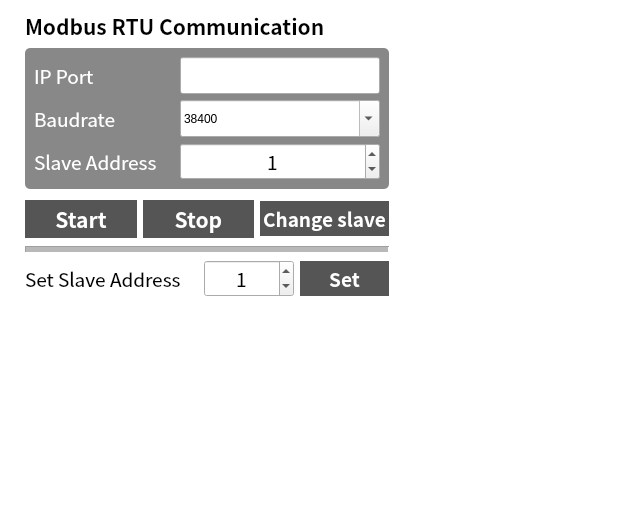
Before: the Qt Designer form datc_control/ui/modbus_form.ui in PlanA2G/datc_user_interface_ros2, drawn with Qt 5.
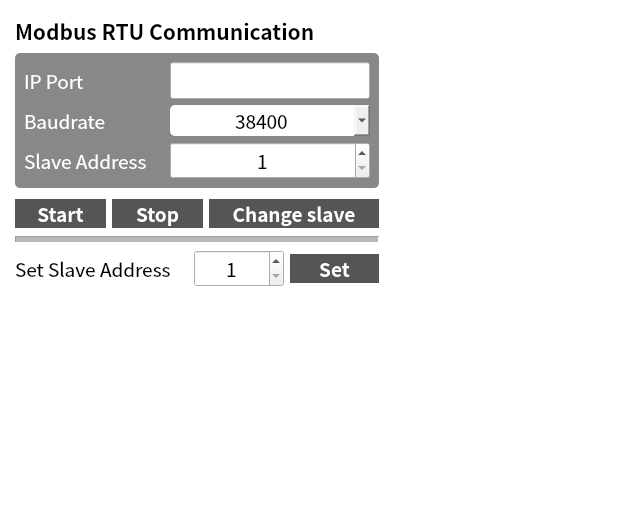
After: the same form once the commit is applied.

Patch:
```diff
--- a/datc_control/ui/modbus_form.ui
+++ b/datc_control/ui/modbus_form.ui
@@ -18,6 +18,11 @@
 	background-color:#FFFFFF;
 }
 
+#comboBox_baudrate {
+	padding-left: 65px;
+	border-radius:5px;
+}
+
 #line{
 	color:#555555;
 }
@@ -39,14 +44,10 @@
 	color:#FFFFFF;
 }
 
-#comboBox_baudrate{
-	text-align:center;
-}
-
 #pushButton_modbus_start{
 	background-color:#555555;
 	color:#FFFFFF;
-	padding:3px;
+
 	border-top-left-radius:20px;
 	border-bottom-left-radius:20px;
 }
@@ -54,7 +55,6 @@
 #pushButton_modbus_stop{
 	background-color:#555555;
 	color:#FFFFFF;
-	padding:3px;
 	border-top-right-radius:20px;
 	border-bottom-right-radius:20px;
 }
@@ -62,14 +62,12 @@
 #pushButton_modbus_slave_change{
 	background-color:#555555;
 	color:#FFFFFF;
-	padding:3px;
 	border-radius:20px
 }
 
 #pushButton_modbus_set_slave_addr{
 	background-color:#555555;
 	color:#FFFFFF;
-	padding:3px;
 	border-top-right-radius:20px;
 	border-bottom-right-radius:20px;
 }
@@ -78,10 +76,10 @@
   </property>
   <layout class="QGridLayout" name="gridLayout">
    <property name="leftMargin">
-    <number>25</number>
+    <number>15</number>
    </property>
    <property name="topMargin">
-    <number>10</number>
+    <number>15</number>
    </property>
    <item row="0" column="0">
     <layout class="QVBoxLayout" name="verticalLayout">
@@ -179,7 +177,7 @@
            <string notr="true"/>
           </property>
           <property name="editable">
-           <bool>true</bool>
+           <bool>false</bool>
           </property>
           <property name="currentText">
            <string>38400</string>
@@ -240,6 +238,9 @@
           <property name="alignment">
            <set>Qt::AlignCenter</set>
           </property>
+          <property name="minimum">
+           <number>1</number>
+          </property>
           <property name="value">
            <number>1</number>
           </property>
@@ -470,7 +471,7 @@
          <property name="font">
           <font>
            <family>Noto Sans CJK HK</family>
-           <pointsize>16</pointsize>
+           <pointsize>14</pointsize>
            <weight>75</weight>
            <bold>true</bold>
           </font>
@@ -684,7 +685,7 @@
          <property name="font">
           <font>
            <family>Noto Sans CJK HK</family>
-           <pointsize>16</pointsize>
+           <pointsize>14</pointsize>
            <weight>75</weight>
            <bold>true</bold>
           </font>
@@ -696,6 +697,24 @@
        </item>
        <item>
         <widget class="QPushButton" name="pushButton_modbus_slave_change">
+         <property name="sizePolicy">
+          <sizepolicy hsizetype="Maximum" vsizetype="Fixed">
+           <horstretch>0</horstretch>
+           <verstretch>0</verstretch>
+          </sizepolicy>
+         </property>
+         <property name="minimumSize">
+          <size>
+           <width>170</width>
+           <height>0</height>
+          </size>
+         </property>
+         <property name="maximumSize">
+          <size>
+           <width>170</width>
+           <height>16777215</height>
+          </size>
+         </property>
          <property name="palette">
           <palette>
            <active>
@@ -970,6 +989,9 @@
          <property name="alignment">
           <set>Qt::AlignCenter</set>
          </property>
+         <property name="minimum">
+          <number>1</number>
+         </property>
          <property name="value">
           <number>1</number>
          </property>
```
Left out of the diff: 10 changed lines with no effect on the pictures.
